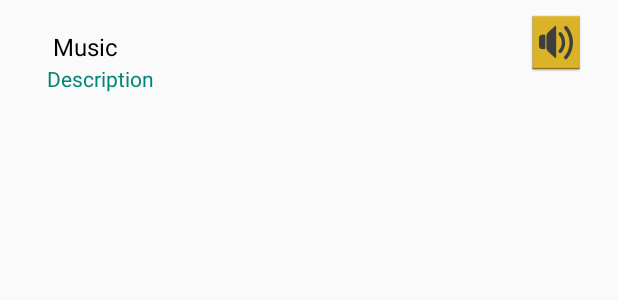
After one commit to vanessahigasi/MyMusicPlayerVanessa, an Android app: the layout notification.xml on its own in the app's theme, with its tools: preview values and no code run, on a phone screen of 412 x 824 dp. The commit adds this screen. Shown: the top 300 px of the screen. Run offline under Robolectric (Android 15) with nearby library versions, the phone set to English and light mode, and no system bars.

Commit message:
music player

```diff
--- a/app/src/main/AndroidManifest.xml
+++ b/app/src/main/AndroidManifest.xml
@@ -22,7 +22,7 @@
             android:screenOrientation="portrait">
             <intent-filter>
                 <action android:name="android.intent.action.MAIN" />
-
+                <action android:name="android.intent.action.ACTION_POWER_CONNECTED" />
                 <category android:name="android.intent.category.LAUNCHER" />
             </intent-filter>
         </activity>
--- /dev/null
+++ b/app/src/main/res/drawable/ic_launcher.xml
@@ -0,0 +1,4 @@
+<?xml version="1.0" encoding="utf-8"?>
+<selector xmlns:android="http://schemas.android.com/apk/res/android">
+
+</selector>
--- a/app/src/main/res/layout/activity_main.xml
+++ b/app/src/main/res/layout/activity_main.xml
@@ -2,8 +2,10 @@
 <androidx.constraintlayout.widget.ConstraintLayout xmlns:android="http://schemas.android.com/apk/res/android"
     xmlns:app="http://schemas.android.com/apk/res-auto"
     xmlns:tools="http://schemas.android.com/tools"
+    android:id="@+id/activity_main__cl__root"
     android:layout_width="match_parent"
     android:layout_height="match_parent"
+    android:background="@android:color/holo_blue_dark"
     tools:context=".MainActivity">
 
     <ImageView
--- /dev/null
+++ b/app/src/main/res/layout/notification.xml
@@ -0,0 +1,54 @@
+<?xml version="1.0" encoding="utf-8"?>
+<RelativeLayout xmlns:android="http://schemas.android.com/apk/res/android"
+    xmlns:app="http://schemas.android.com/apk/res-auto"
+    xmlns:tools="http://schemas.android.com/tools"
+    android:layout_width="match_parent"
+    android:layout_height="256dp">
+
+    <ImageView
+        android:id="@+id/notification_custom__img__notif_icon"
+        android:layout_width="36dp"
+        android:layout_height="41dp"
+        android:layout_alignParentTop="true"
+        android:layout_alignParentEnd="true"
+        android:layout_alignParentRight="true"
+        android:layout_alignParentBottom="true"
+        android:layout_marginTop="8dp"
+        android:layout_marginEnd="23dp"
+        android:layout_marginRight="23dp"
+        android:layout_marginBottom="207dp"
+        android:background="@drawable/ic_launcher" />
+
+
+    <TextView
+        android:id="@+id/notification_custom__tv__title"
+        android:layout_width="wrap_content"
+        android:layout_height="wrap_content"
+        android:layout_alignParentStart="true"
+        android:layout_alignParentLeft="true"
+        android:layout_alignParentTop="true"
+        android:layout_marginStart="35dp"
+        android:layout_marginLeft="35dp"
+        android:layout_marginTop="20dp"
+        android:layout_marginEnd="8dp"
+        android:layout_marginRight="8dp"
+        android:textColor="#000000"
+        android:textSize="16sp"
+        tools:text="Music" />
+
+    <TextView
+        android:id="@+id/notification_custom__tv__body"
+        android:layout_width="wrap_content"
+        android:layout_height="wrap_content"
+        android:layout_above="@id/notification_custom__tv__title"
+        android:layout_alignParentStart="true"
+        android:layout_alignParentLeft="true"
+        android:layout_marginStart="31dp"
+        android:layout_marginLeft="31dp"
+        android:layout_marginEnd="8dp"
+        android:layout_marginRight="8dp"
+        android:layout_marginBottom="-62dp"
+        android:textColor="@color/colorPrimary"
+        tools:text="Description" />
+
+</RelativeLayout>
```
Also changed, not shown: app/src/main/java/com/example/mymusicplayer/MainActivity.java (+59 -0 lines), app/src/main/java/com/example/mymusicplayer/MyMultimediaService.java (+34 -3 lines), app/src/main/java/com/example/mymusicplayer/Songs.java (added, +33 -0 lines), app/src/main/java/com/example/mymusicplayer/Util.java (added, +40 -0 lines), app/src/main/res/drawable-xhdpi/ic_launcher.png (added), app/src/main/res/drawable/mipmap-hdpi/ic_launcher.png (added), app/src/main/res/drawable/mipmap-mdpi/ic_launcher.png (added), app/src/main/res/drawable/mipmap-xhdpi/ic_launcher.png (added), app/src/main/res/drawable/mipmap-xxhdpi/ic_launcher.png (added), app/src/main/res/drawable/mipmap-xxxhdpi/ic_launcher.png (added).
